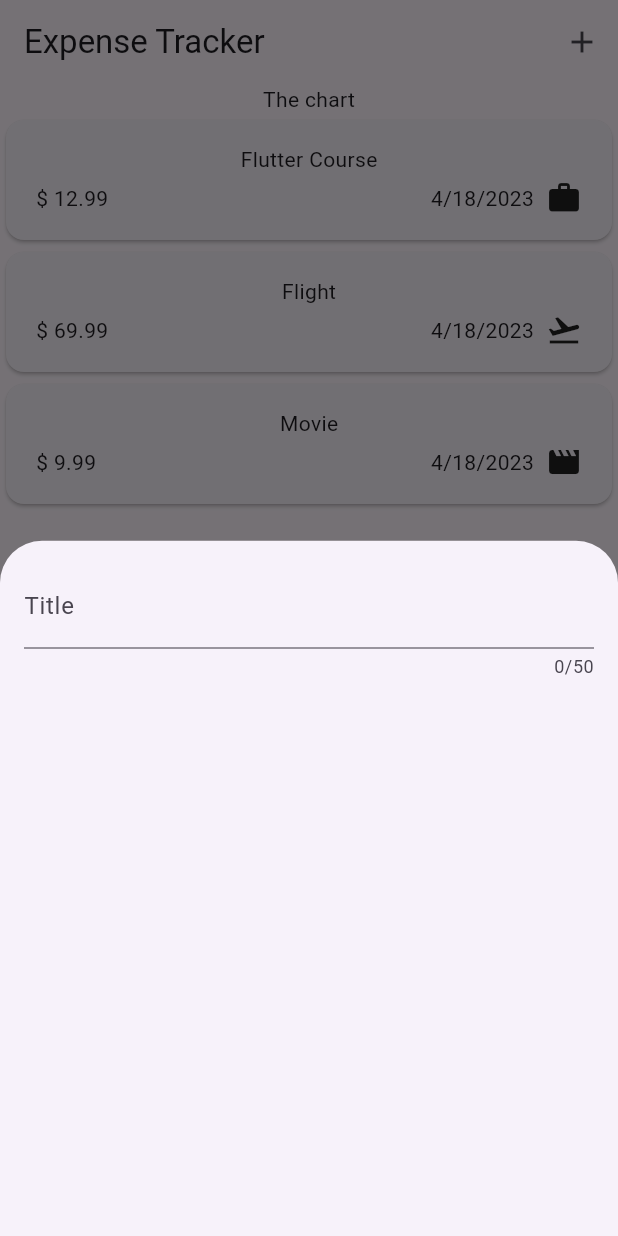
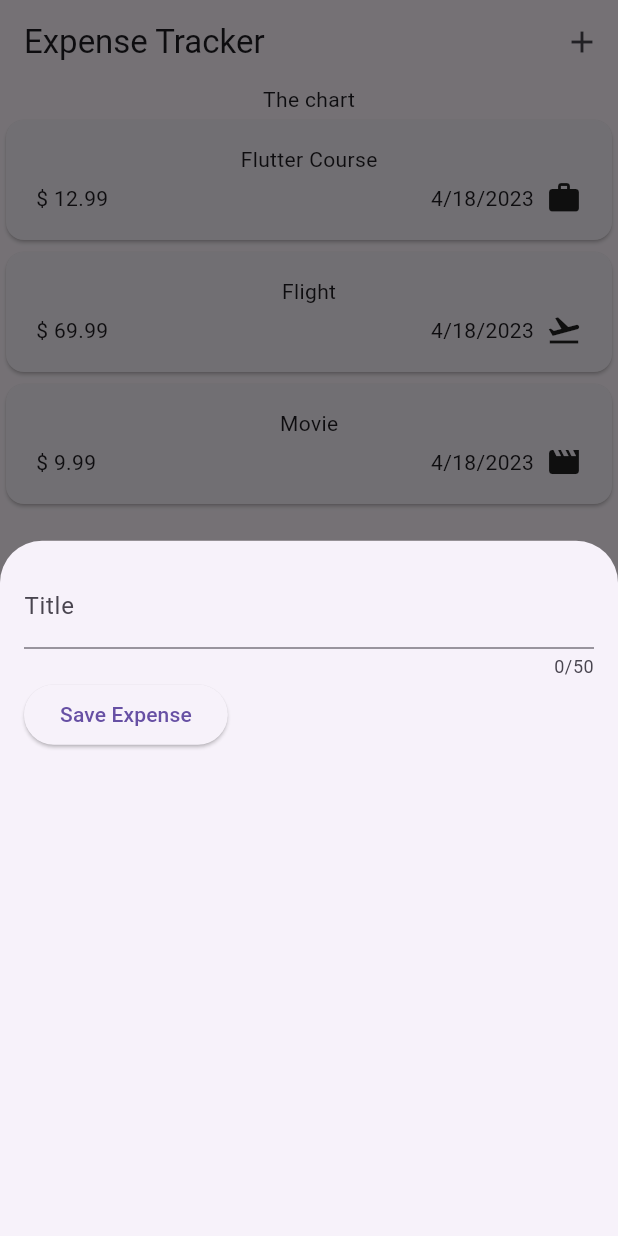
Before and after one commit to jatinchauhann/expense_tracker, a Flutter app: the screen it shows after launch, after a tap on the "add" icon, on a phone screen of 412 x 824 dp. Run offline on Flutter 3.47's test engine with Material 2 defaults, Android fonts, the phone set to English and light mode, and no system bars.

Commit message:
fetching text value from TextField

```diff
--- a/lib/widgets/new_expense.dart
+++ b/lib/widgets/new_expense.dart
@@ -11,15 +11,31 @@ class NewExpense extends StatefulWidget {
 }
 
 class _NewExpenseState extends State<NewExpense> {
+  var _enteredTitle = '';
+
+  void _saveTitleInput(String inputValue) {
+    _enteredTitle = inputValue;
+  }
+
   @override
   Widget build(BuildContext context) {
     return Padding(
       padding: const EdgeInsets.all(16),
-      child: Column(children: const [
+      child: Column(children: [
         TextField(
+          onChanged: _saveTitleInput,
           maxLength: 50,
-          decoration: InputDecoration(label: Text('Title')),
+          decoration: const InputDecoration(label: Text('Title')),
         ),
+        Row(
+          children: [
+            ElevatedButton(
+                onPressed: () {
+                  print(_enteredTitle);
+                },
+                child: const Text('Save Expense'))
+          ],
+        )
       ]),
     );
   }
```
